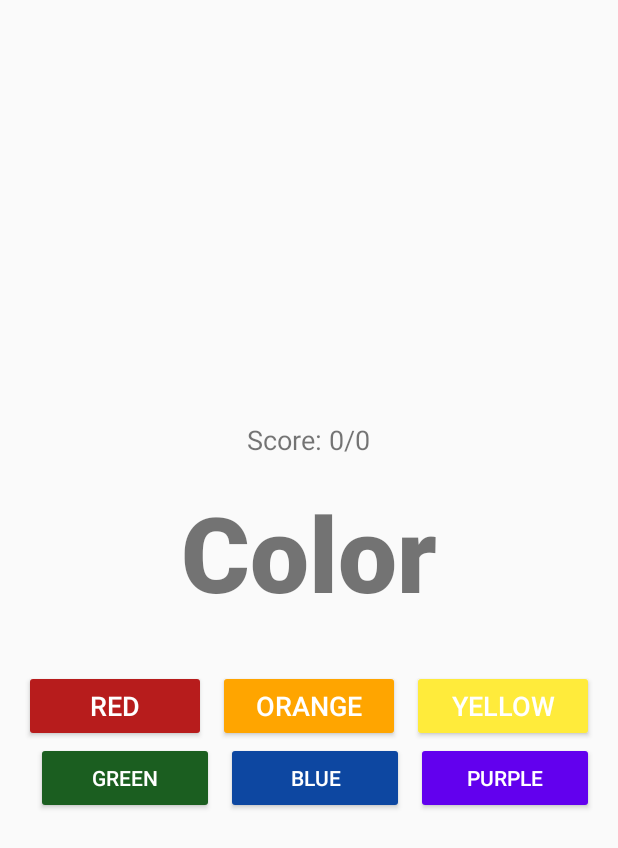
After one commit to mMelnic/RetroByte-Blitz, an Android app built with Jetpack Compose: the layout fragment_stroop_game.xml on its own in the app's theme, with its tools: preview values and no code run, on a phone screen of 412 x 824 dp. The commit adds this screen. Shown: the top 848 px of the screen. Run offline under Robolectric (Android 15) with nearby library versions, the phone set to English and light mode, and no system bars.

Commit message:
Colors and layout for the Stroop Test game

```diff
--- /dev/null
+++ b/app/src/main/res/layout/fragment_stroop_game.xml
@@ -0,0 +1,100 @@
+<?xml version="1.0" encoding="utf-8"?>
+<LinearLayout xmlns:android="http://schemas.android.com/apk/res/android"
+    android:layout_width="match_parent"
+    android:layout_height="match_parent"
+    android:orientation="vertical"
+    android:padding="16dp"
+    android:gravity="center">
+
+    <TextView
+        android:id="@+id/tvScore"
+        android:layout_width="wrap_content"
+        android:layout_height="wrap_content"
+        android:text="Score: 0/0"
+        android:textSize="18sp"
+        android:layout_marginBottom="16dp" />
+
+    <TextView
+        android:id="@+id/tvColor"
+        android:layout_width="wrap_content"
+        android:layout_height="wrap_content"
+        android:layout_marginBottom="32dp"
+        android:fontFamily="sans-serif-black"
+        android:text="Color"
+        android:textSize="70sp" />
+
+    <LinearLayout
+        android:layout_width="match_parent"
+        android:layout_height="wrap_content"
+        android:orientation="horizontal">
+
+        <Button
+            android:id="@+id/btnRed"
+            android:layout_width="0dp"
+            android:layout_height="wrap_content"
+            android:layout_weight="1"
+            android:text="Red"
+            android:textSize="18sp"
+            android:backgroundTint="@color/red_color"
+            android:textColor="@android:color/white"/>
+
+        <Button
+            android:id="@+id/btnOrange"
+            android:layout_width="0dp"
+            android:layout_height="wrap_content"
+            android:layout_weight="1"
+            android:text="Orange"
+            android:textSize="18sp"
+            android:backgroundTint="@color/orange_color"
+            android:layout_marginStart="8dp"
+            android:textColor="@android:color/white"/>
+
+        <Button
+            android:id="@+id/btnYellow"
+            android:layout_width="0dp"
+            android:layout_height="wrap_content"
+            android:layout_weight="1"
+            android:text="Yellow"
+            android:textSize="18sp"
+            android:backgroundTint="@color/yellow_color"
+            android:layout_marginStart="8dp"
+            android:textColor="@android:color/white"/>
+
+    </LinearLayout>
+    <LinearLayout
+        android:layout_width="match_parent"
+        android:layout_height="wrap_content"
+        android:orientation="horizontal">
+
+        <Button
+            android:id="@+id/btnGreen"
+            android:layout_width="0dp"
+            android:layout_height="wrap_content"
+            android:layout_weight="1"
+            android:text="Green"
+            android:backgroundTint="@color/green_color"
+            android:layout_marginStart="8dp"
+            android:textColor="@android:color/white"/>
+
+        <Button
+            android:id="@+id/btnBlue"
+            android:layout_width="0dp"
+            android:layout_height="wrap_content"
+            android:layout_weight="1"
+            android:text="Blue"
+            android:backgroundTint="@color/blue_color"
+            android:layout_marginStart="8dp"
+            android:textColor="@android:color/white"/>
+
+        <Button
+            android:id="@+id/btnPurple"
+            android:layout_width="0dp"
+            android:layout_height="wrap_content"
+            android:layout_weight="1"
+            android:text="Purple"
+            android:backgroundTint="@color/purple_500"
+            android:layout_marginStart="8dp"
+            android:textColor="@android:color/white"/>
+
+    </LinearLayout>
+</LinearLayout>
--- a/app/src/main/res/values/colors.xml
+++ b/app/src/main/res/values/colors.xml
@@ -8,4 +8,9 @@
     <color name="black">#FF000000</color>
     <color name="white">#FFFFFFFF</color>
     <color name="light_gray">#D3D3D3</color>
+    <color name="red_color">#B71C1C</color>
+    <color name="green_color">#1B5E20</color>
+    <color name="blue_color">#0D47A1</color>
+    <color name="yellow_color">#FFEB3B</color>
+    <color name="orange_color">#FFA500</color>
 </resources>
```
